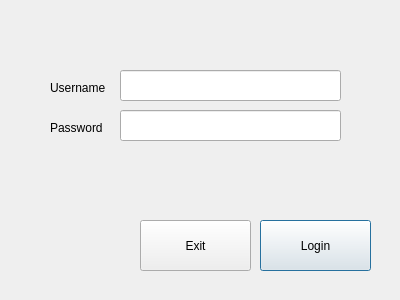
First picture: the form in pc-client/logindialog.ui, repository wp19991/yiya, before the edit.
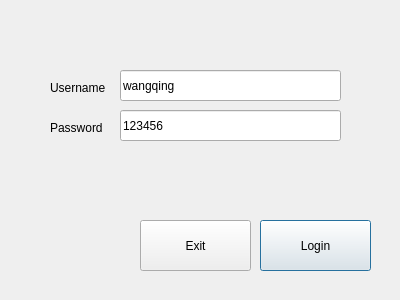
Second picture: the form after the edit.

What changed in the file:
```diff
--- a/pc-client/logindialog.ui
+++ b/pc-client/logindialog.ui
@@ -22,6 +22,9 @@
      <height>31</height>
     </rect>
    </property>
+   <property name="text">
+    <string>wangqing</string>
+   </property>
   </widget>
   <widget class="QLineEdit" name="passwordlineEdit">
    <property name="geometry">
@@ -32,6 +35,9 @@
      <height>31</height>
     </rect>
    </property>
+   <property name="text">
+    <string>123456</string>
+   </property>
   </widget>
   <widget class="QLabel" name="label">
    <property name="geometry">
```
